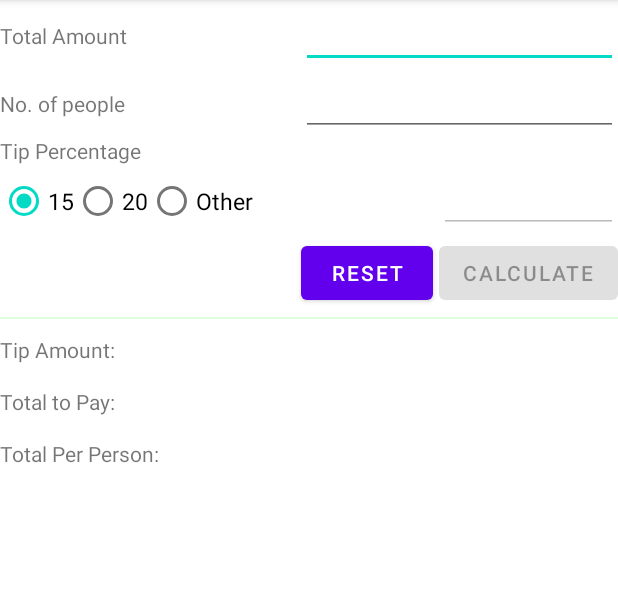
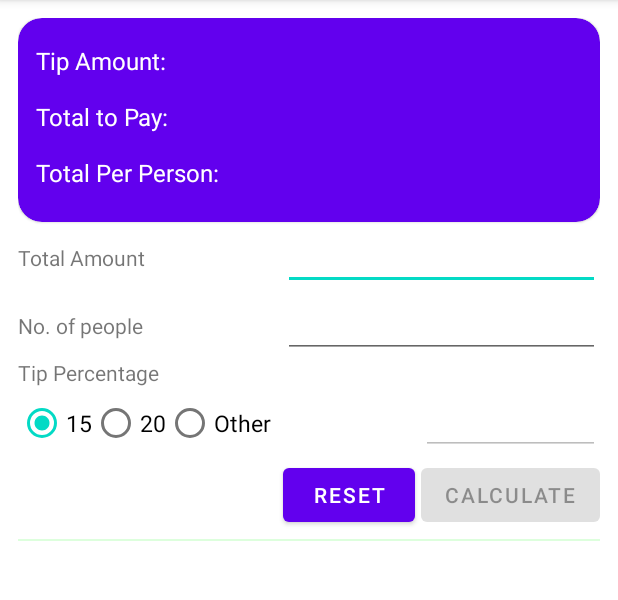
Before and after one commit to CoderNamedHendrick/Tipster, an Android app: the screen it shows after launch (MainActivity), on a phone screen of 412 x 824 dp, the part 84-684 px from its top. Run offline under Robolectric (Android 15) with nearby library versions, the phone set to English and light mode, and no system bars.

Commit message:
Improving the UI

```diff
--- a/app/src/main/res/layout/activity_main.xml
+++ b/app/src/main/res/layout/activity_main.xml
@@ -2,7 +2,85 @@
 <TableLayout xmlns:android="http://schemas.android.com/apk/res/android"
     android:layout_height="match_parent"
     android:layout_width="match_parent"
+    xmlns:app="http://schemas.android.com/apk/res-auto"
+    android:padding="12dp"
     android:stretchColumns="1">
+
+    <com.google.android.material.card.MaterialCardView
+        android:layout_width="match_parent"
+        android:layout_height="wrap_content"
+        android:backgroundTint="@color/purple_500"
+        app:cardCornerRadius="16dp">
+        <TableLayout
+            android:layout_width="match_parent"
+            android:layout_height="match_parent"
+            android:padding="12dp"
+            android:stretchColumns="1">
+
+            <TableRow android:paddingBottom="10dp"  android:paddingTop="5dp">
+                <com.google.android.material.textview.MaterialTextView
+                    android:id="@+id/txtLbl4"
+                    android:layout_width="wrap_content"
+                    android:layout_height="wrap_content"
+                    android:layout_column="0"
+                    android:textColor="@color/white"
+                    android:textSize="16sp"
+                    android:text="@string/textLbl4"/>
+                <com.google.android.material.textview.MaterialTextView
+                    android:id="@+id/txtTipAmount"
+                    android:layout_width="wrap_content"
+                    android:layout_height="wrap_content"
+                    android:textAlignment="center"
+                    android:textColor="@color/white"
+                    android:textSize="16sp"
+                    android:layout_column="1"
+                    android:layout_span="2"/>
+            </TableRow>
+            <TableRow
+                android:paddingBottom="10dp"
+                android:paddingTop="5dp">
+                <com.google.android.material.textview.MaterialTextView
+                    android:id="@+id/txtLbl5"
+                    android:layout_width="wrap_content"
+                    android:layout_height="wrap_content"
+                    android:layout_column="0"
+                    android:textColor="@color/white"
+                    android:textSize="16sp"
+                    android:text="@string/textLbl5"/>
+                <com.google.android.material.textview.MaterialTextView
+                    android:id="@+id/txtTotalToPay"
+                    android:layout_width="wrap_content"
+                    android:layout_height="wrap_content"
+                    android:textAlignment="center"
+                    android:textColor="@color/white"
+                    android:textSize="16sp"
+                    android:layout_column="1"
+                    android:layout_span="2"/>
+            </TableRow>
+
+            <TableRow
+                android:paddingBottom="10dp"
+                android:paddingTop="5dp">
+                <com.google.android.material.textview.MaterialTextView
+                    android:id="@+id/txtLbl6"
+                    android:layout_width="wrap_content"
+                    android:layout_height="wrap_content"
+                    android:layout_column="0"
+                    android:textColor="@color/white"
+                    android:textSize="16sp"
+                    android:text="@string/textLbl6"/>
+                <com.google.android.material.textview.MaterialTextView
+                    android:id="@+id/txtTipPerPerson"
+                    android:layout_width="wrap_content"
+                    android:layout_height="wrap_content"
+                    android:textAlignment="center"
+                    android:textColor="@color/white"
+                    android:textSize="16sp"
+                    android:layout_column="1"
+                    android:layout_span="2"/>
+            </TableRow>
+        </TableLayout>
+    </com.google.android.material.card.MaterialCardView>
     <!-- Row 1: Text label placed in column zero,
         text field placed in column two and allowed to
         span two columns. So a total of 4 columns in this row-->
@@ -120,52 +198,7 @@
 
     <!-- Again TableRow is used to place the result textviews
     at column zero and the result in textviews at column two -->
-    <TableRow android:paddingBottom="10dp"  android:paddingTop="5dp">
-        <com.google.android.material.textview.MaterialTextView
-            android:id="@+id/txtLbl4"
-            android:layout_width="wrap_content"
-            android:layout_height="wrap_content"
-            android:layout_column="0"
-            android:text="@string/textLbl4"/>
-        <com.google.android.material.textview.MaterialTextView
-            android:id="@+id/txtTipAmount"
-            android:layout_width="wrap_content"
-            android:layout_height="wrap_content"
-            android:layout_column="2"
-            android:layout_span="2"/>
-    </TableRow>
-    <TableRow
-        android:paddingBottom="10dp"
-        android:paddingTop="5dp">
-        <com.google.android.material.textview.MaterialTextView
-            android:id="@+id/txtLbl5"
-            android:layout_width="wrap_content"
-            android:layout_height="wrap_content"
-            android:layout_column="0"
-            android:text="@string/textLbl5"/>
-        <com.google.android.material.textview.MaterialTextView
-            android:id="@+id/txtTotalToPay"
-            android:layout_width="wrap_content"
-            android:layout_height="wrap_content"
-            android:layout_column="2"
-            android:layout_span="2"/>
-    </TableRow>
 
-    <TableRow
-        android:paddingBottom="10dp"
-        android:paddingTop="5dp">
-        <com.google.android.material.textview.MaterialTextView
-            android:id="@+id/txtLbl6"
-            android:layout_width="wrap_content"
-            android:layout_height="wrap_content"
-            android:layout_column="0"
-            android:text="@string/textLbl6"/>
-        <com.google.android.material.textview.MaterialTextView
-            android:id="@+id/txtTipPerPerson"
-            android:layout_width="wrap_content"
-            android:layout_height="wrap_content"
-            android:layout_column="2"
-            android:layout_span="2"/>
-    </TableRow>
+
     <!-- End of all rows and widgets -->
 </TableLayout>
```
